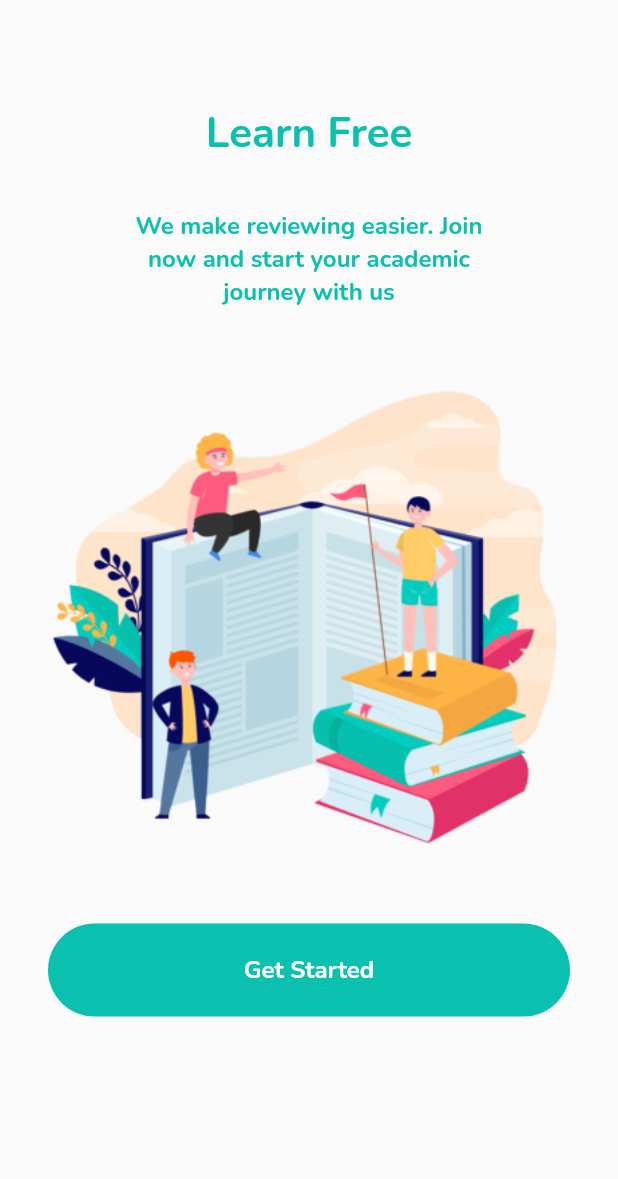
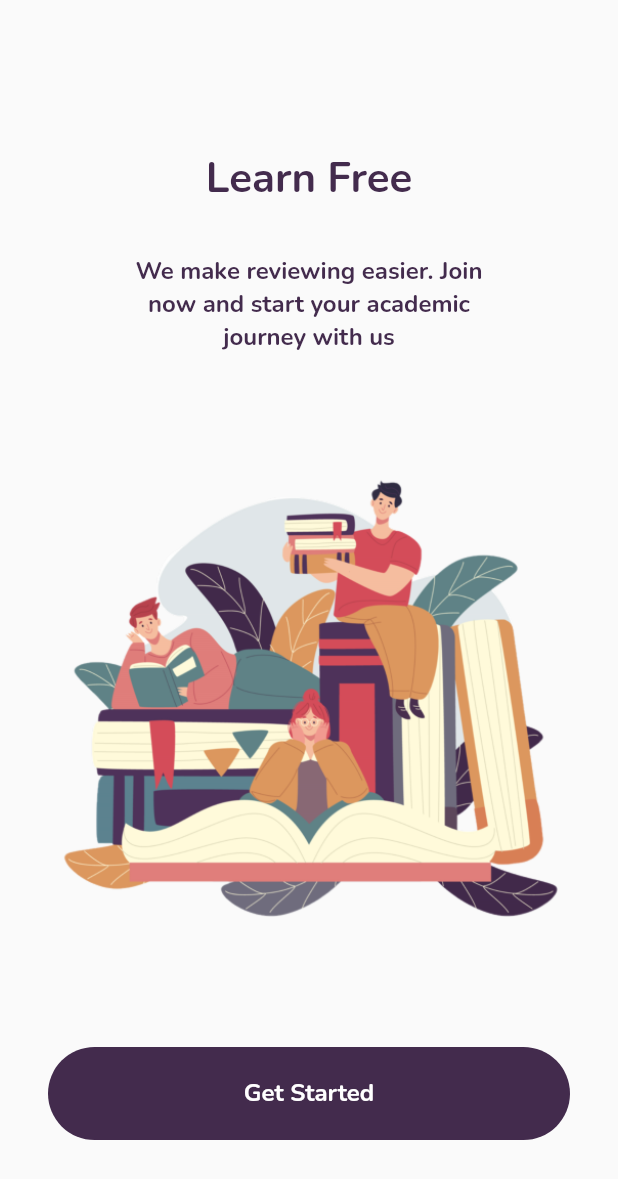
Before and after one commit to Eugene-C1/FlashCard, a Flutter app: the screen it shows after launch, on a phone screen of 412 x 824 dp. Shown: the top 1179 px of the screen. Run offline on Flutter 3.47's test engine with Material 2 defaults, Android fonts, the phone set to English and light mode, and no system bars; our stand-ins replace after_layout, animated_splash_screen, page_transition, shared_preferences.

Commit message:
3rd Commit

```diff
--- a/lib/startup.dart
+++ b/lib/startup.dart
@@ -1,15 +1,7 @@
 import 'package:flutter/material.dart';
+import 'package:page_transition/page_transition.dart';
 
-// class Font extends StatelessWidget {
-//   const Font({ Key? key }) : super(key: key);
-
-//   @override
-//   Widget build(BuildContext context) {
-//     return MaterialApp(
-//       theme: ThemeData(fontFamily: 'Nunito')
-//     );
-//   }
-// }
+import 'package:flashcard/home.dart';
 
 class StartupPage extends StatefulWidget {
   const StartupPage({Key? key, required String title}) : super(key: key);
@@ -34,12 +26,12 @@ class _StartupPageState extends State<StartupPage> {
                   children: <Widget>[
                     Container(
                       margin: EdgeInsets.only(
-                        top: 70,
+                        top: 100,
                       ),
                       child: Text(
                         'Learn Free',
                         style: TextStyle(
-                          color: Color(0xFFB06bfad),
+                          color: Color(0xFFB40284A),
                           fontSize: 28,
                         ),
                       ),
@@ -51,7 +43,7 @@ class _StartupPageState extends State<StartupPage> {
                         'We make reviewing easier. Join now and start your academic journey with us',
                         textAlign: TextAlign.center,
                         style: TextStyle(
-                          color: Color(0xFFB06bfad),
+                          color: Color(0xFFB40284A),
                           fontSize: 16,
                         ),
                       ),
@@ -62,19 +54,28 @@ class _StartupPageState extends State<StartupPage> {
               Container(
                 padding: EdgeInsets.symmetric(horizontal: 32),
                 margin: EdgeInsets.only(
-                  bottom: 20,
+                  bottom: 50,
                 ),
                 child: Center(
                   child: Image.asset('assets/images/startup.png'),
                 ),
               ),
-              Container(
+              GestureDetector(
+                onTap: () {
+                  Navigator.push(
+                    context,
+                    PageTransition(
+                      type: PageTransitionType.fade,
+                      child: MyHomePage(title: 'Home'),
+                    ),
+                  );
+                },
                 child: Container(
                   margin: EdgeInsets.all(32),
                   padding: EdgeInsets.all(20),
                   width: double.infinity,
                   decoration: BoxDecoration(
-                    color: Color(0xFFB06bfad),
+                    color: Color(0xFFB40284A),
                     borderRadius: BorderRadius.circular(50),
                   ),
                   child: Center(
--- a/pubspec.yaml
+++ b/pubspec.yaml
@@ -32,8 +32,8 @@ dependencies:
 
   animated_splash_screen:
   page_transition: "^2.0.2"
-
-
+  shared_preferences: "^2.0.8"
+  after_layout: "^1.1.0"
   # The following adds the Cupertino Icons font to your application.
   # Use with the CupertinoIcons class for iOS style icons.
   cupertino_icons: ^1.0.2
```
Also changed, not shown: lib/splash.dart (+47 -1 lines), assets/images/boy.png (added), assets/images/girl.png (added), assets/images/startup.png, pubspec.lock.
